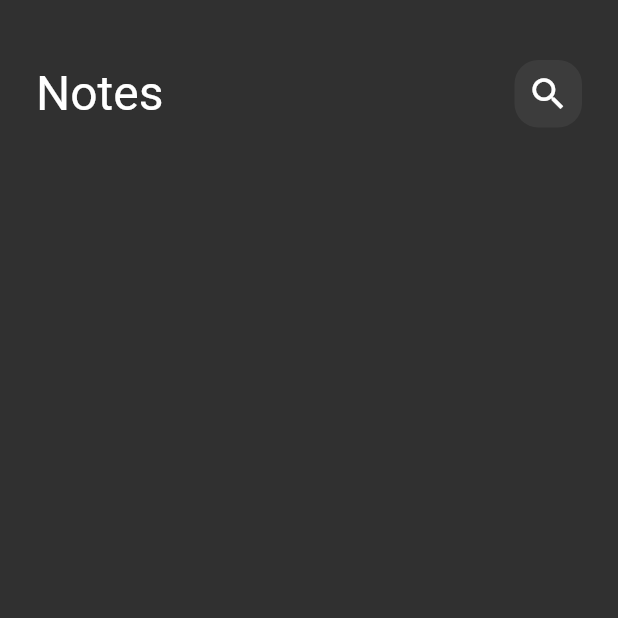
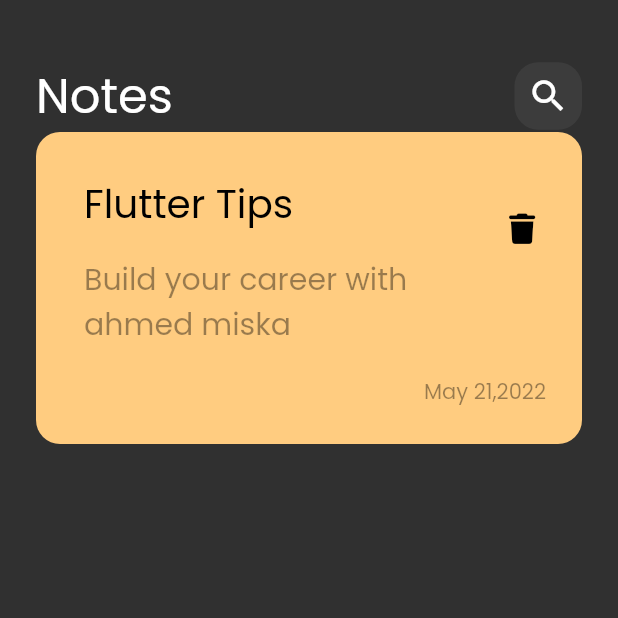
Before and after one commit to Ahmed-miska/notes_app, a Flutter app: the screen it shows after launch, on a phone screen of 412 x 824 dp, the top half of it. Run offline on Flutter 3.47's test engine with Material 2 defaults, Android fonts, the phone set to English and light mode, and no system bars; our stand-ins replace font_awesome_flutter.

Commit message:
create item

```diff
--- a/lib/main.dart
+++ b/lib/main.dart
@@ -11,7 +11,7 @@ class NotesApp extends StatelessWidget {
   @override
   Widget build(BuildContext context) {
     return MaterialApp(
-      theme: ThemeData(brightness: Brightness.dark),
+      theme: ThemeData(brightness: Brightness.dark, fontFamily: 'Poppins'),
       home: NotesView(),
     );
   }
--- /dev/null
+++ b/lib/views/widgets/custom_note_item.dart
@@ -0,0 +1,54 @@
+import 'package:flutter/cupertino.dart';
+import 'package:flutter/material.dart';
+import 'package:font_awesome_flutter/font_awesome_flutter.dart';
+
+class NoteItem extends StatelessWidget {
+  const NoteItem({Key? key}) : super(key: key);
+
+  @override
+  Widget build(BuildContext context) {
+    return Container(
+      padding: EdgeInsets.only(top: 24, bottom: 24, left: 16),
+      decoration: BoxDecoration(
+        color: Color(0xffFFCC80),
+        borderRadius: BorderRadius.circular(16),
+      ),
+      child: Column(crossAxisAlignment: CrossAxisAlignment.end, children: [
+        ListTile(
+          title: Text(
+            'Flutter Tips',
+            style: TextStyle(
+              color: Colors.black,
+              fontSize: 26,
+            ),
+          ),
+          subtitle: Padding(
+            padding: const EdgeInsets.symmetric(vertical: 16),
+            child: Text(
+              'Build your career with ahmed miska',
+              style:
+                  TextStyle(color: Colors.black.withOpacity(.4), fontSize: 20),
+            ),
+          ),
+          trailing: IconButton(
+            onPressed: () {},
+            icon: Icon(
+              FontAwesomeIcons.trash,
+              color: Colors.black,
+              size: 20,
+            ),
+          ),
+        ),
+        Padding(
+          padding: const EdgeInsets.only(right: 24),
+          child: Text(
+            'May 21,2022',
+            style: TextStyle(
+              color: Colors.black.withOpacity(.4),
+            ),
+          ),
+        )
+      ]),
+    );
+  }
+}
--- a/lib/views/widgets/notes_view_body.dart
+++ b/lib/views/widgets/notes_view_body.dart
@@ -1,5 +1,9 @@
 import 'package:flutter/cupertino.dart';
+import 'package:flutter/material.dart';
+import 'package:font_awesome_flutter/font_awesome_flutter.dart';
 import 'package:notes_app/views/widgets/custom_app_bar.dart';
+
+import 'custom_note_item.dart';
 
 class NotesViewBody extends StatelessWidget {
   const NotesViewBody({Key? key}) : super(key: key);
@@ -14,6 +18,7 @@ class NotesViewBody extends StatelessWidget {
             height: 40,
           ),
           CustomAppBar(),
+          NoteItem()
         ],
       ),
     );
```
Also changed, not shown: pubspec.yaml (+10 -12 lines), assets/fonts/Poppins-Regular.ttf (added), pubspec.lock.
